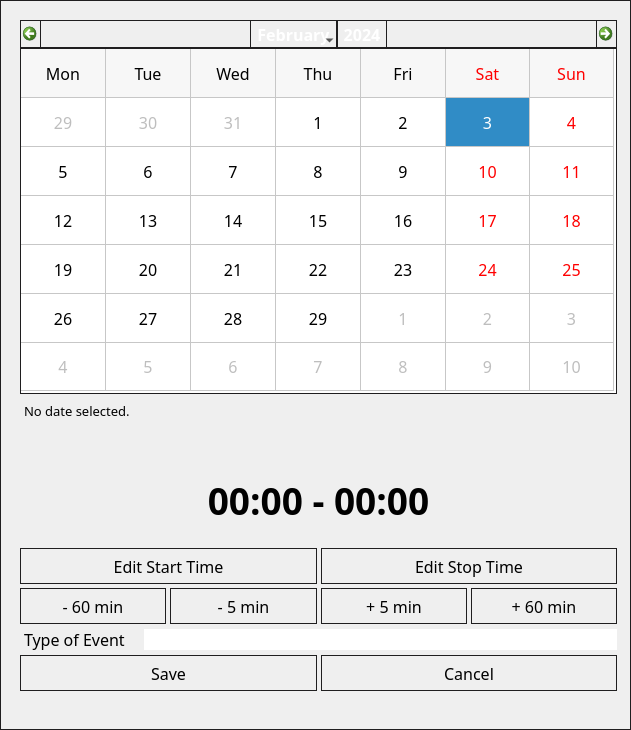
Qt form src/booking-editor.ui (sc0000/hfmdd-video-system) before a commit.
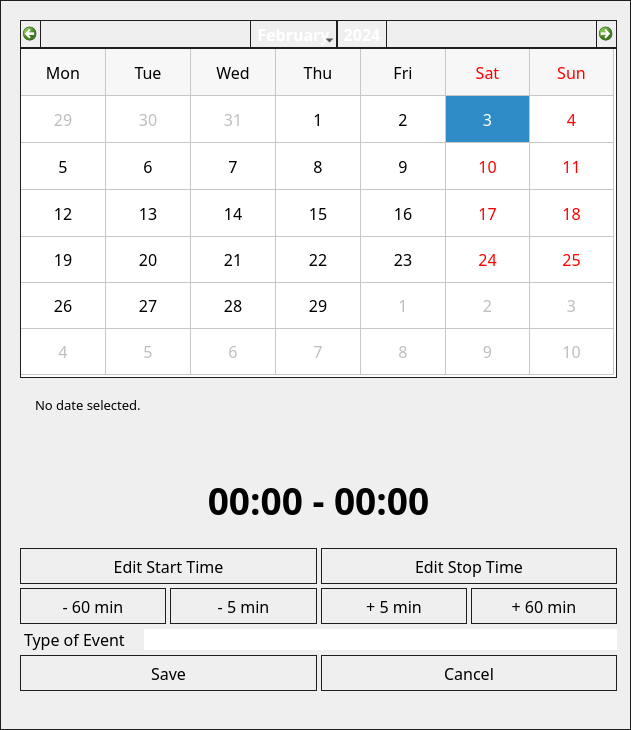
The same form after that commit.

Commit message: scroll area for bookings on selected date

Patch:
```diff
--- a/src/booking-editor.ui
+++ b/src/booking-editor.ui
@@ -88,25 +88,80 @@
      </widget>
     </item>
     <item>
-     <layout class="QHBoxLayout" name="bookingsOnSelectedDateLayout">
-      <property name="spacing">
-       <number>0</number>
+     <widget class="QScrollArea" name="scrollArea">
+      <property name="sizePolicy">
+       <sizepolicy hsizetype="Fixed" vsizetype="Fixed">
+        <horstretch>0</horstretch>
+        <verstretch>0</verstretch>
+       </sizepolicy>
       </property>
-      <property name="leftMargin">
-       <number>0</number>
+      <property name="minimumSize">
+       <size>
+        <width>595</width>
+        <height>83</height>
+       </size>
       </property>
-      <property name="rightMargin">
-       <number>10</number>
+      <property name="maximumSize">
+       <size>
+        <width>595</width>
+        <height>83</height>
+       </size>
       </property>
-      <property name="bottomMargin">
-       <number>0</number>
+      <property name="frameShadow">
+       <enum>QFrame::Plain</enum>
       </property>
-      <item>
+      <property name="verticalScrollBarPolicy">
+       <enum>Qt::ScrollBarAsNeeded</enum>
+      </property>
+      <property name="horizontalScrollBarPolicy">
+       <enum>Qt::ScrollBarAlwaysOff</enum>
+      </property>
+      <property name="sizeAdjustPolicy">
+       <enum>QAbstractScrollArea::AdjustIgnored</enum>
+      </property>
+      <property name="widgetResizable">
+       <bool>false</bool>
+      </property>
+      <widget class="QWidget" name="scrollAreaWidgetContents">
+       <property name="geometry">
+        <rect>
+         <x>0</x>
+         <y>0</y>
+         <width>578</width>
+         <height>83</height>
+        </rect>
+       </property>
+       <property name="sizePolicy">
+        <sizepolicy hsizetype="Preferred" vsizetype="Expanding">
+         <horstretch>0</horstretch>
+         <verstretch>0</verstretch>
+        </sizepolicy>
+       </property>
+       <property name="minimumSize">
+        <size>
+         <width>0</width>
+         <height>32</height>
+        </size>
+       </property>
        <widget class="QLabel" name="bookingsOnSelectedDateLabel">
+        <property name="geometry">
+         <rect>
+          <x>11</x>
+          <y>10</y>
+          <width>595</width>
+          <height>128</height>
+         </rect>
+        </property>
+        <property name="sizePolicy">
+         <sizepolicy hsizetype="Fixed" vsizetype="Expanding">
+          <horstretch>0</horstretch>
+          <verstretch>0</verstretch>
+         </sizepolicy>
+        </property>
         <property name="minimumSize">
          <size>
           <width>0</width>
-          <height>67</height>
+          <height>32</height>
          </size>
         </property>
         <property name="font">
@@ -130,8 +185,23 @@
          <number>4</number>
         </property>
        </widget>
-      </item>
-     </layout>
+       <widget class="QWidget" name="verticalLayoutWidget">
+        <property name="geometry">
+         <rect>
+          <x>10</x>
+          <y>10</y>
+          <width>160</width>
+          <height>80</height>
+         </rect>
+        </property>
+        <layout class="QVBoxLayout" name="scrollAreaLayout">
+         <property name="sizeConstraint">
+          <enum>QLayout::SetDefaultConstraint</enum>
+         </property>
+        </layout>
+       </widget>
+      </widget>
+     </widget>
     </item>
     <item>
      <spacer name="verticalSpacer">
```
The commit also changes 2 other files.
